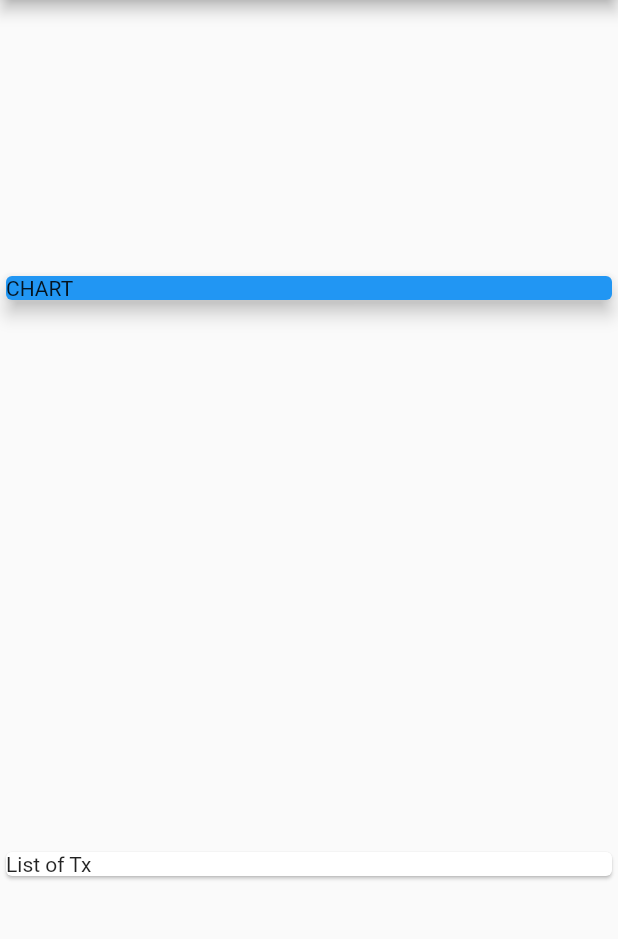
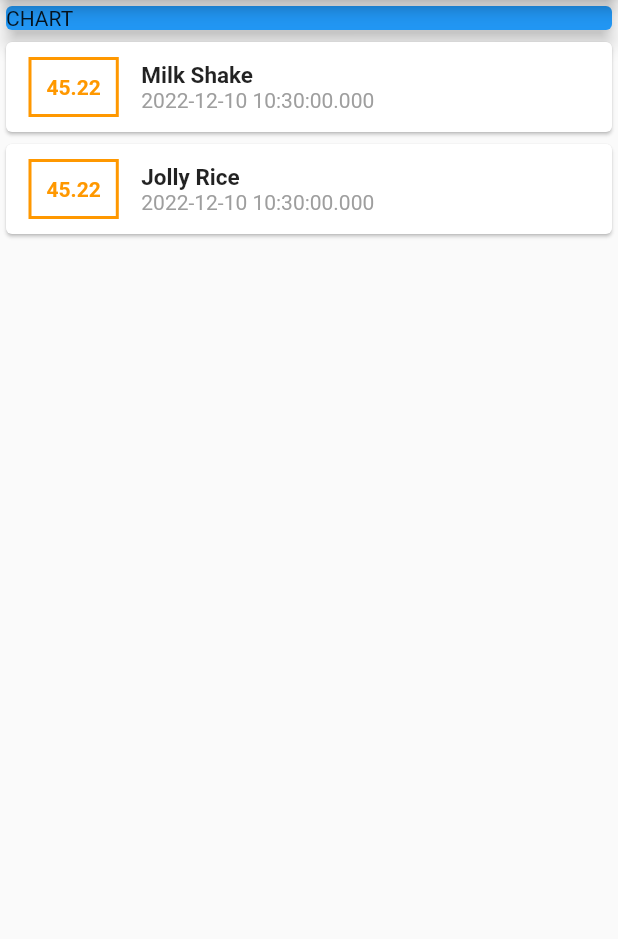
Before and after one commit to jirois/expenseapp, a Flutter app: the screen it shows after launch, on a phone screen of 412 x 824 dp, the part 84-1023 px from its top. Run offline on Flutter 3.47's test engine with Material 2 defaults, Android fonts, the phone set to English and light mode, and no system bars.

Commit message:
fix: added a list

```diff
--- a/lib/main.dart
+++ b/lib/main.dart
@@ -1,3 +1,4 @@
+import './transaction.dart';
 import 'package:flutter/material.dart';
 
 void main() {
@@ -15,7 +16,22 @@ class MyApp extends StatelessWidget {
 }
 
 class MyAppHome extends StatelessWidget {
-  const MyAppHome({super.key});
+  MyAppHome({super.key});
+
+  final List<Transaction> transactions = [
+    Transaction(
+      id: 't1',
+      title: 'Milk Shake',
+      amount: 45.22,
+      date: DateTime.now(),
+    ),
+    Transaction(
+      id: 't2',
+      title: 'Jolly Rice',
+      amount: 45.22,
+      date: DateTime.now(),
+    ),
+  ];
 
   @override
   Widget build(BuildContext context) {
@@ -24,7 +40,6 @@ class MyAppHome extends StatelessWidget {
         title: const Text('Expenses App'),
       ),
       body: Column(
-        mainAxisAlignment: MainAxisAlignment.spaceAround,
         crossAxisAlignment: CrossAxisAlignment.stretch,
         children: <Widget>[
           Container(
@@ -34,9 +49,48 @@ class MyAppHome extends StatelessWidget {
                 child: const Text('CHART'),
                 elevation: 5,
               )),
-          const Card(
-            child: Text('List of Tx'),
-          )
+          Column(
+              children: transactions.map((tx) {
+            return Card(
+              child: Row(
+                children: [
+                  Container(
+                    margin: EdgeInsets.symmetric(
+                      horizontal: 15,
+                      vertical: 10,
+                    ),
+                    decoration: BoxDecoration(
+                        border: Border.all(
+                      color: Colors.orange,
+                      width: 2,
+                    )),
+                    padding: EdgeInsets.all(10),
+                    child: Text(
+                      tx.amount.toString(),
+                      style: TextStyle(
+                          fontWeight: FontWeight.bold,
+                          fontSize: 14,
+                          color: Colors.orange),
+                    ),
+                  ),
+                  Column(
+                    crossAxisAlignment: CrossAxisAlignment.start,
+                    children: [
+                      Text(
+                        tx.title,
+                        style: TextStyle(
+                            fontSize: 15, fontWeight: FontWeight.bold),
+                      ),
+                      Text(
+                        tx.date.toString(),
+                        style: TextStyle(color: Colors.grey),
+                      )
+                    ],
+                  )
+                ],
+              ),
+            );
+          }).toList())
         ],
       ),
     );
--- /dev/null
+++ b/lib/transaction.dart
@@ -0,0 +1,14 @@
+import 'package:flutter/material.dart';
+
+class Transaction {
+  final String id;
+  final String title;
+  final double amount;
+  final DateTime date;
+
+  Transaction(
+      {required this.id,
+      required this.title,
+      required this.amount,
+      required this.date});
+}
```
